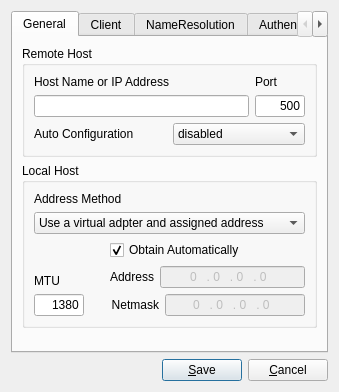
Old version of the form head/source/qikea/site.ui in the repository mkurz/ike.
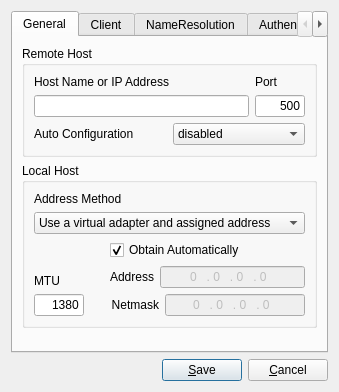
New version of the form. Icons and pictures are not drawn.

Commit message: Correct two typos and add a gitignore file for those tracking development throught git-svn. Submitted by Alexis Lagoutte.

Diff of the .ui file:
```diff
--- a/head/source/qikea/site.ui
+++ b/head/source/qikea/site.ui
@@ -185,7 +185,7 @@
              <widget class="QComboBox" name="comboBoxAddressMethod" >
               <item>
                <property name="text" >
-                <string>Use a virtual adpter and assigned address</string>
+                <string>Use a virtual adapter and assigned address</string>
                </property>
               </item>
               <item>
```
Left out of the diff: 2 changed lines with no effect on the pictures. The commit also changes 2 other files.
